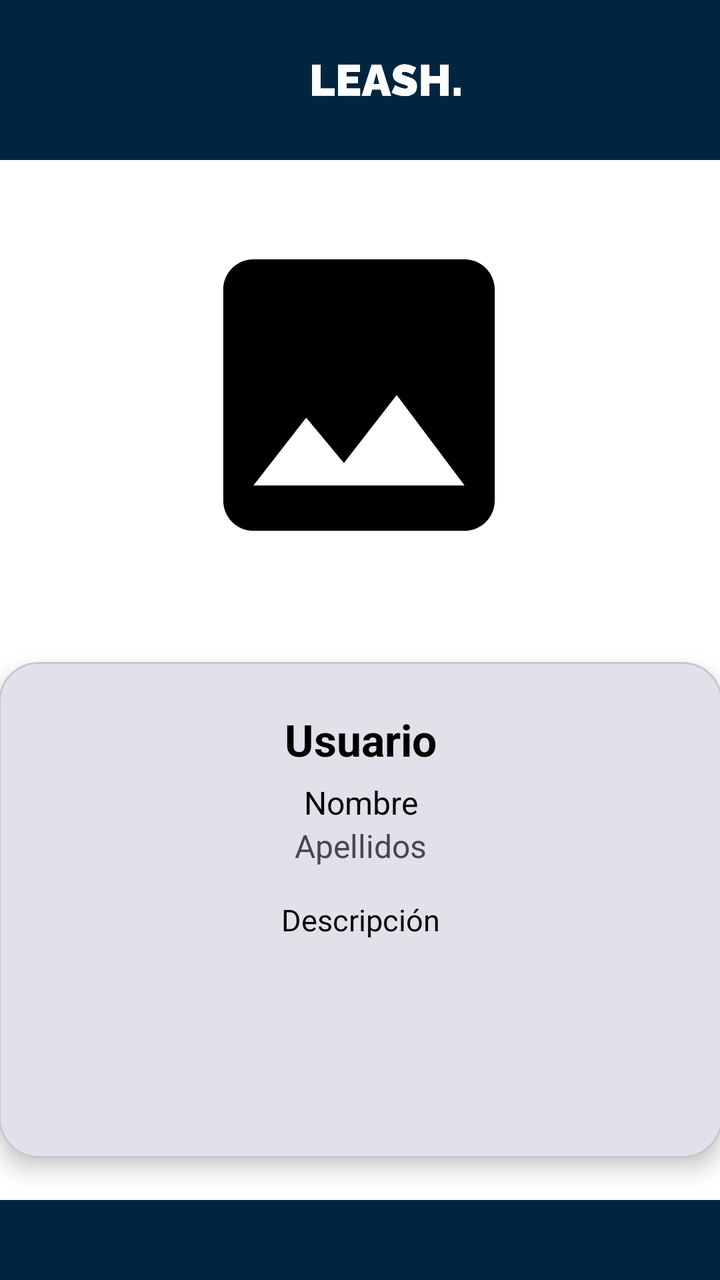
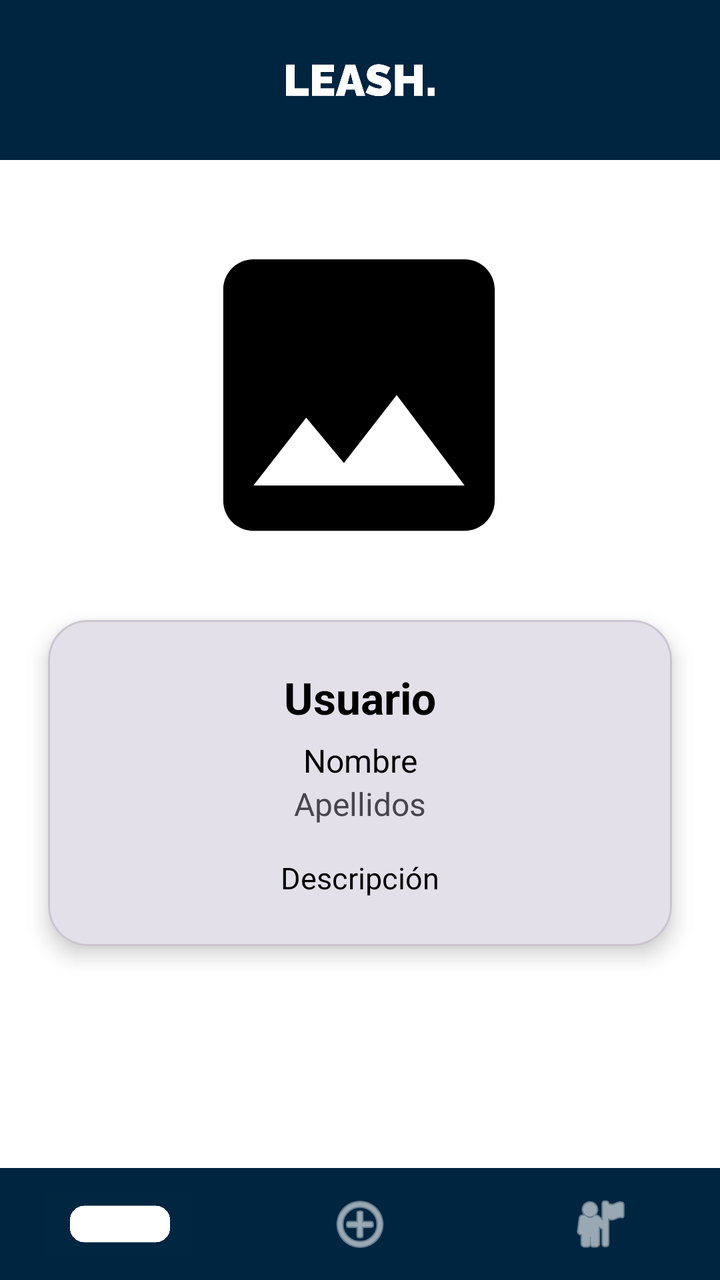

An Android layout rendered at two revisions. The XML below is the earlier revision; the diff shows what the commit changed to produce the second picture.
<!-- AndroidManifest.xml: application theme Theme.Proyecto -->
<!-- res/layout/activity_perfil_usuario.xml -->
<?xml version="1.0" encoding="utf-8"?>
<androidx.constraintlayout.widget.ConstraintLayout xmlns:android="http://schemas.android.com/apk/res/android"
    xmlns:app="http://schemas.android.com/apk/res-auto"
    xmlns:tools="http://schemas.android.com/tools"
    android:id="@+id/main"
    android:layout_width="match_parent"
    android:layout_height="match_parent"
    android:background="@color/Blanco"
    tools:context=".Vistas.PerfilUsuarioActivity">

    
    <androidx.appcompat.widget.Toolbar
        android:id="@+id/tbPerfil"
        android:layout_width="412dp"
        android:layout_height="80dp"
        android:background="@color/Azul_Logo"
        app:layout_constraintEnd_toEndOf="parent"
        app:layout_constraintStart_toStartOf="parent"
        app:layout_constraintTop_toTopOf="parent" />

    

    

    

    <com.google.android.material.imageview.ShapeableImageView
        android:id="@+id/imageView5"
        android:layout_width="181dp"
        android:layout_height="175dp"
        android:layout_marginTop="30dp"
        android:scaleType="centerCrop"
        android:src="@drawable/foto"
        app:layout_constraintEnd_toEndOf="parent"
        app:layout_constraintHorizontal_bias="0.498"
        app:layout_constraintStart_toStartOf="parent"
        app:layout_constraintTop_toBottomOf="@+id/tbPerfil"
        app:strokeColor="@color/Blanco"
        app:strokeWidth="4dp" />

    <ImageView
        android:id="@+id/imageView6"
        android:layout_width="0dp"
        android:layout_height="0dp"
        android:src="@drawable/logo3"
        app:layout_constraintBottom_toBottomOf="@+id/tbPerfil"
        app:layout_constraintEnd_toEndOf="@+id/tbPerfil"
        app:layout_constraintStart_toStartOf="parent"
        app:layout_constraintTop_toTopOf="parent" />

    <com.google.android.material.card.MaterialCardView
        android:id="@+id/materialCardView"
        android:layout_width="362dp"
        android:layout_height="248dp"
        android:layout_marginStart="24dp"
        android:layout_marginTop="25dp"
        android:layout_marginEnd="24dp"
        app:cardCornerRadius="20dp"
        app:cardElevation="6dp"
        app:layout_constraintBottom_toTopOf="@+id/bottomNavigationView"
        app:layout_constraintEnd_toEndOf="parent"
        app:layout_constraintStart_toStartOf="parent"
        app:layout_constraintTop_toBottomOf="@id/imageView5">

        <LinearLayout
            android:layout_width="match_parent"
            android:layout_height="249dp"
            android:orientation="vertical"
            android:padding="24dp">

            
            <TextView
                android:id="@+id/txtNombreUsuarioP"
                android:layout_width="match_parent"
                android:layout_height="wrap_content"
                android:layout_gravity="center_horizontal"
                android:text="Usuario"
                android:textAlignment="center"
                android:textColor="@color/Negro"
                android:textSize="22sp"
                android:textStyle="bold" />

            
            <TextView
                android:id="@+id/txtNombreP"
                android:layout_width="match_parent"
                android:layout_height="wrap_content"
                android:layout_gravity="center_horizontal"
                android:layout_marginTop="6dp"
                android:text="@string/Nombre"
                android:textAlignment="center"
                android:textColor="@color/Negro"
                android:textSize="16sp" />

            

            <TextView
                android:id="@+id/txtApellidosP"
                android:layout_width="match_parent"
                android:layout_height="wrap_content"
                android:text="@string/Apellidos"
                android:textAlignment="center"
                android:textSize="16sp" />

            <TextView
                android:id="@+id/txtDescripcion"
                android:layout_width="314dp"
                android:layout_height="122dp"
                android:layout_marginTop="16dp"
                android:text="Descripción"
                android:textAlignment="center"
                android:textColor="@color/Negro"
                android:textSize="15sp" />

        </LinearLayout>
    </com.google.android.material.card.MaterialCardView>

    

    

    <com.google.android.material.bottomnavigation.BottomNavigationView
        android:id="@+id/bottomNavigationView"
        android:layout_width="0dp"
        android:layout_height="40dp"
        android:background="@color/Azul_Logo"
        app:layout_constraintBottom_toBottomOf="parent"
        app:layout_constraintEnd_toEndOf="parent"
        app:layout_constraintStart_toStartOf="parent" />

</androidx.constraintlayout.widget.ConstraintLayout>
<!-- resources referenced by this layout -->
<resources>
  <color name="Azul_Logo">#002540</color>
  <color name="Blanco">#FFFFFFFF</color>
  <color name="Negro">#FF000000</color>
  <!-- drawable foto (drawable) -->
  <vector xmlns:android="http://schemas.android.com/apk/res/android" android:height="24dp" android:tint="#000000" android:viewportHeight="24" android:viewportWidth="24" android:width="24dp">
        
      <path android:fillColor="@android:color/white" android:pathData="M21,19V5c0,-1.1 -0.9,-2 -2,-2H5c-1.1,0 -2,0.9 -2,2v14c0,1.1 0.9,2 2,2h14c1.1,0 2,-0.9 2,-2zM8.5,13.5l2.5,3.01L14.5,12l4.5,6H5l3.5,-4.5z"/>
      
  </vector>
  <!-- drawable logo3: png bitmap (drawable, 65591 bytes) -->
  <string name="Apellidos">Apellidos</string>
  <string name="Nombre">Nombre</string>
  <style name="Theme.Proyecto" parent="Base.Theme.Proyecto" />
  <style name="Base.Theme.Proyecto" parent="Theme.Material3.DayNight.NoActionBar">
          
          <item name="colorPrimary">@color/Azul_Logo</item>
      </style>
</resources>

<!-- the commit's change to res/layout/activity_perfil_usuario.xml (unified diff, before → after) -->
@@ -8,21 +8,24 @@
     android:background="@color/Blanco"
     tools:context=".Vistas.PerfilUsuarioActivity">
 
-    
     <androidx.appcompat.widget.Toolbar
         android:id="@+id/tbPerfil"
-        android:layout_width="412dp"
+        android:layout_width="0dp"
         android:layout_height="80dp"
         android:background="@color/Azul_Logo"
         app:layout_constraintEnd_toEndOf="parent"
         app:layout_constraintStart_toStartOf="parent"
         app:layout_constraintTop_toTopOf="parent" />
 
-    
-
-    
-
-    
+    <ImageView
+        android:id="@+id/imageView6"
+        android:layout_width="0dp"
+        android:layout_height="0dp"
+        android:src="@drawable/logo3"
+        app:layout_constraintBottom_toBottomOf="@+id/tbPerfil"
+        app:layout_constraintEnd_toEndOf="@+id/tbPerfil"
+        app:layout_constraintStart_toStartOf="parent"
+        app:layout_constraintTop_toTopOf="parent" />
 
     <com.google.android.material.imageview.ShapeableImageView
         android:id="@+id/imageView5"
@@ -38,37 +41,25 @@
         app:strokeColor="@color/Blanco"
         app:strokeWidth="4dp" />
 
-    <ImageView
-        android:id="@+id/imageView6"
-        android:layout_width="0dp"
-        android:layout_height="0dp"
-        android:src="@drawable/logo3"
-        app:layout_constraintBottom_toBottomOf="@+id/tbPerfil"
-        app:layout_constraintEnd_toEndOf="@+id/tbPerfil"
-        app:layout_constraintStart_toStartOf="parent"
-        app:layout_constraintTop_toTopOf="parent" />
-
     <com.google.android.material.card.MaterialCardView
         android:id="@+id/materialCardView"
-        android:layout_width="362dp"
-        android:layout_height="248dp"
+        android:layout_width="0dp"
+        android:layout_height="wrap_content"
         android:layout_marginStart="24dp"
         android:layout_marginTop="25dp"
         android:layout_marginEnd="24dp"
         app:cardCornerRadius="20dp"
         app:cardElevation="6dp"
-        app:layout_constraintBottom_toTopOf="@+id/bottomNavigationView"
         app:layout_constraintEnd_toEndOf="parent"
         app:layout_constraintStart_toStartOf="parent"
         app:layout_constraintTop_toBottomOf="@id/imageView5">
 
         <LinearLayout
             android:layout_width="match_parent"
-            android:layout_height="249dp"
+            android:layout_height="wrap_content"
             android:orientation="vertical"
             android:padding="24dp">
 
-            
             <TextView
                 android:id="@+id/txtNombreUsuarioP"
                 android:layout_width="match_parent"
@@ -80,7 +71,6 @@
                 android:textSize="22sp"
                 android:textStyle="bold" />
 
-            
             <TextView
                 android:id="@+id/txtNombreP"
                 android:layout_width="match_parent"
@@ -92,8 +82,6 @@
                 android:textColor="@color/Negro"
                 android:textSize="16sp" />
 
-            
-
             <TextView
                 android:id="@+id/txtApellidosP"
                 android:layout_width="match_parent"
@@ -104,8 +92,8 @@
 
             <TextView
                 android:id="@+id/txtDescripcion"
-                android:layout_width="314dp"
-                android:layout_height="122dp"
+                android:layout_width="match_parent"
+                android:layout_height="wrap_content"
                 android:layout_marginTop="16dp"
                 android:text="Descripción"
                 android:textAlignment="center"
@@ -115,17 +103,69 @@
         </LinearLayout>
     </com.google.android.material.card.MaterialCardView>
 
-    
-
-    
-
-    <com.google.android.material.bottomnavigation.BottomNavigationView
-        android:id="@+id/bottomNavigationView"
-        android:layout_width="0dp"
-        android:layout_height="40dp"
-        android:background="@color/Azul_Logo"
+    <FrameLayout
+        android:id="@+id/bottom_nav_container"
+        android:layout_width="match_parent"
+        android:layout_height="wrap_content"
         app:layout_constraintBottom_toBottomOf="parent"
         app:layout_constraintEnd_toEndOf="parent"
-        app:layout_constraintStart_toStartOf="parent" />
+        app:layout_constraintStart_toStartOf="parent">
+
+        <include layout="@layout/layout_nav_bar" />
+    </FrameLayout>
 
 </androidx.constraintlayout.widget.ConstraintLayout>
+<!-- res/layout/layout_nav_bar.xml (included above) -->
+<?xml version="1.0" encoding="utf-8"?>
+<androidx.constraintlayout.widget.ConstraintLayout xmlns:android="http://schemas.android.com/apk/res/android"
+    xmlns:app="http://schemas.android.com/apk/res-auto"
+    android:layout_width="match_parent"
+    android:layout_height="56dp"
+    android:background="@color/Azul_Logo">
+
+    <ImageButton
+        android:id="@+id/btnNavMuro"
+        android:layout_width="0dp"
+        android:layout_height="match_parent"
+        android:background="?attr/selectableItemBackground"
+        android:src="@drawable/logo3"
+        android:scaleType="fitCenter"
+        android:padding="12dp"
+        app:layout_constraintBottom_toBottomOf="parent"
+        app:layout_constraintEnd_toStartOf="@+id/btnNavNuevaPubli"
+        app:layout_constraintHorizontal_bias="0.5"
+        app:layout_constraintStart_toStartOf="parent"
+        app:layout_constraintTop_toTopOf="parent"
+        app:tint="@color/white" />
+
+    <ImageButton
+        android:id="@+id/btnNavNuevaPubli"
+        android:layout_width="0dp"
+        android:layout_height="match_parent"
+        android:background="?attr/selectableItemBackground"
+        android:src="@android:drawable/ic_menu_add"
+        android:scaleType="fitCenter"
+        android:padding="12dp"
+        app:layout_constraintBottom_toBottomOf="parent"
+        app:layout_constraintEnd_toStartOf="@+id/btnNavPerfil"
+        app:layout_constraintHorizontal_bias="0.5"
+        app:layout_constraintStart_toEndOf="@+id/btnNavMuro"
+        app:layout_constraintTop_toTopOf="parent"
+        app:tint="@color/white" />
+
+    <ImageButton
+        android:id="@+id/btnNavPerfil"
+        android:layout_width="0dp"
+        android:layout_height="match_parent"
+        android:background="?attr/selectableItemBackground"
+        android:src="@android:drawable/ic_menu_myplaces"
+        android:scaleType="fitCenter"
+        android:padding="12dp"
+        app:layout_constraintBottom_toBottomOf="parent"
+        app:layout_constraintEnd_toEndOf="parent"
+        app:layout_constraintHorizontal_bias="0.5"
+        app:layout_constraintStart_toEndOf="@+id/btnNavNuevaPubli"
+        app:layout_constraintTop_toTopOf="parent"
+        app:tint="@color/white" />
+
+</androidx.constraintlayout.widget.ConstraintLayout>
<!-- resource entries referenced after the edit -->
@@ -3,6 +3,7 @@
   <color name="Azul_Logo">#002540</color>
   <color name="Blanco">#FFFFFFFF</color>
   <color name="Negro">#FF000000</color>
+  <color name="white">#FFFFFFFF</color>
   <!-- drawable foto (drawable) -->
   <vector xmlns:android="http://schemas.android.com/apk/res/android" android:height="24dp" android:tint="#000000" android:viewportHeight="24" android:viewportWidth="24" android:width="24dp">
         
